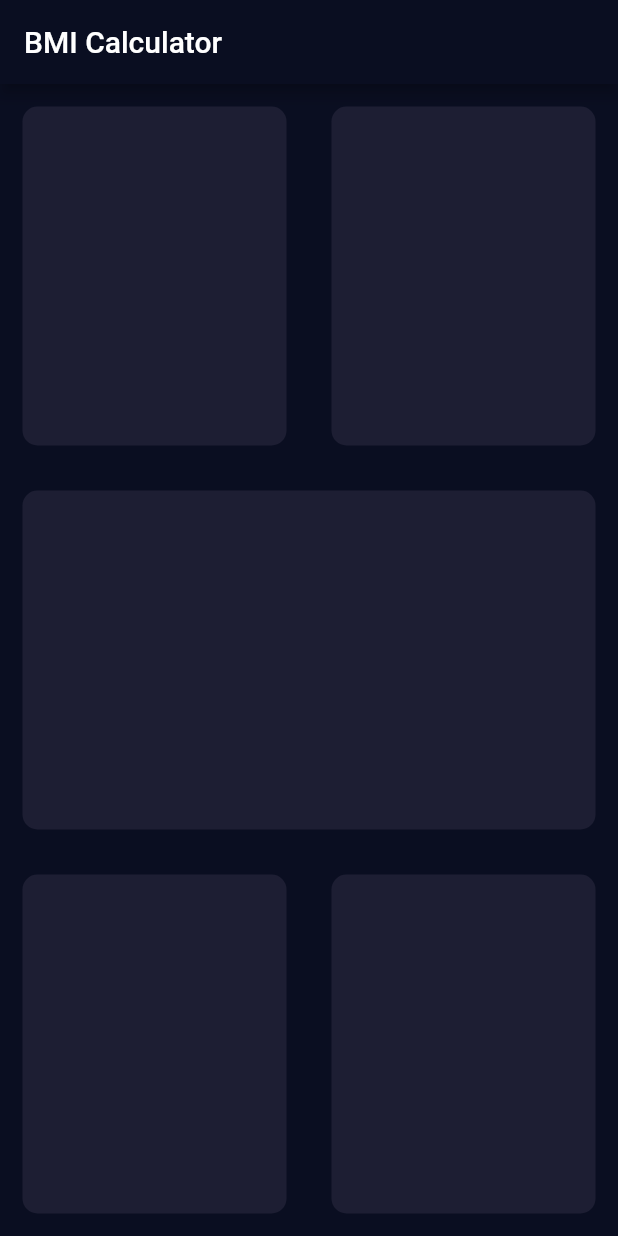
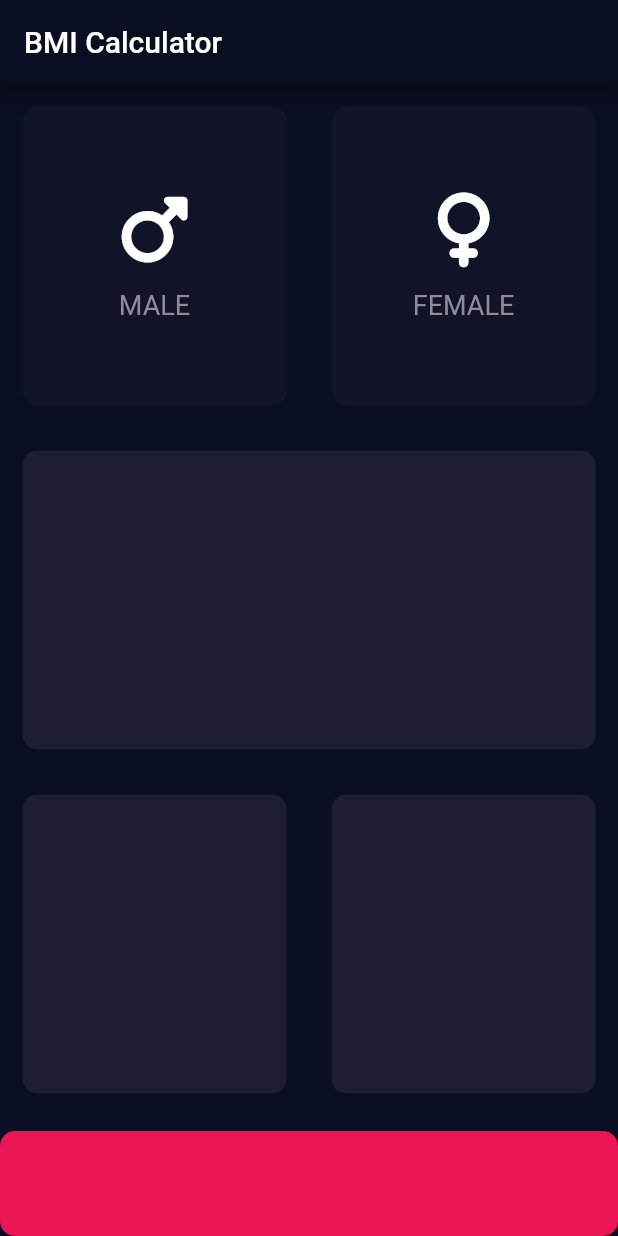
Before and after one commit to anisha-01-phoenix/BMI_Calculator, a Flutter app: the screen it shows after launch, on a phone screen of 412 x 824 dp. Run offline on Flutter 3.47's test engine with Material 2 defaults, Android fonts, the phone set to English and light mode, and no system bars; our stand-ins replace font_awesome_flutter.

Commit message:
Code Simplified

```diff
--- /dev/null
+++ b/lib/enum/gender.dart
@@ -0,0 +1,4 @@
+enum Gender {
+  MALE,
+  FEMALE,
+}
--- a/lib/input_page.dart
+++ b/lib/input_page.dart
@@ -1,4 +1,14 @@
+import 'package:bmi_calculator/widgets/card_widget.dart';
+import 'package:bmi_calculator/widgets/reusable_card.dart';
 import 'package:flutter/material.dart';
+import 'package:font_awesome_flutter/font_awesome_flutter.dart';
+
+import 'enum/gender.dart';
+
+const bottomContainerHeight = 70.0;
+const cardColor = Color(0xFF1D1E33);
+const textColor=Color(0xFF8D8E98);
+const inactiveCardColor=Color(0xFF111328);
 
 class InputPage extends StatefulWidget {
   const InputPage({Key? key}) : super(key: key);
@@ -8,6 +18,16 @@ class InputPage extends StatefulWidget {
 }
 
 class _InputPageState extends State<InputPage> {
+
+  Color maleCardColor=inactiveCardColor;
+  Color femaleCardColor=inactiveCardColor;
+
+  void updateColor(Gender gender)
+  {
+    maleCardColor=(gender==Gender.MALE && maleCardColor==inactiveCardColor)?cardColor:inactiveCardColor;
+    femaleCardColor=(gender==Gender.FEMALE && femaleCardColor==inactiveCardColor)?cardColor:inactiveCardColor;
+  }
+
   @override
   Widget build(BuildContext context) {
     return Scaffold(
@@ -21,45 +41,74 @@ class _InputPageState extends State<InputPage> {
               child: Row(
                 children: [
                   Expanded(
-                    child: ReusableCard(Color(0xFF1D1E33)),
+                    child: GestureDetector(
+                      onTap: () {
+                          setState(() {
+                            updateColor(Gender.MALE);
+                          });
+                      },
+                      child: ReusableCard(
+                        colour: maleCardColor,
+                        cardChild: CardWidget(
+                          cardIcon: FontAwesomeIcons.mars,
+                          displayText: 'MALE',
+                        ),
+                      ),
+                    ),
                   ),
                   Expanded(
-                    child: ReusableCard(Color(0xFF1D1E33)),
+                    child: GestureDetector(
+                      onTap: () {
+                        setState(() {
+                          updateColor(Gender.FEMALE);
+                        });
+                      },
+                      child: ReusableCard(
+                        colour: femaleCardColor,
+                        cardChild: CardWidget(
+                          cardIcon: FontAwesomeIcons.venus,
+                          displayText: 'FEMALE',
+                        ),
+                      ),
+                    ),
                   ),
                 ],
               ),
             ),
-            Expanded(child: ReusableCard(Color(0xFF1D1E33))),
+            Expanded(
+              child: ReusableCard(
+                colour: cardColor,
+                cardChild: Container(),
+              ),
+            ),
             Expanded(
               child: Row(
                 children: [
                   Expanded(
-                    child: ReusableCard(Color(0xFF1D1E33)),
+                    child: ReusableCard(
+                      colour: cardColor,
+                      cardChild: Container(),
+                    ),
                   ),
                   Expanded(
-                    child: ReusableCard(Color(0xFF1D1E33)),
+                    child: ReusableCard(
+                      colour: cardColor,
+                      cardChild: Container(),
+                    ),
                   ),
                 ],
               ),
             ),
+            Container(
+              margin: EdgeInsets.only(top: 10.0),
+              decoration: BoxDecoration(
+                color: Color(0xFFEB1555),
+                borderRadius: BorderRadius.circular(10.0),
+              ),
+              width: double.infinity,
+              height: bottomContainerHeight,
+            )
           ],
         ));
   }
 }
-
-class ReusableCard extends StatelessWidget {
-
-  final Color colour;
-  ReusableCard(this.colour);
-
-  @override
-  Widget build(BuildContext context) {
-    return Container(
-      margin: EdgeInsets.all(15.0),
-      decoration: BoxDecoration(
-        color: colour,
-        borderRadius: BorderRadius.circular(10.0),
-      ),
-    );
-  }
-}
--- /dev/null
+++ b/lib/widgets/card_widget.dart
@@ -0,0 +1,32 @@
+import 'package:flutter/cupertino.dart';
+
+import '../input_page.dart';
+
+class CardWidget extends StatelessWidget {
+  final IconData cardIcon;
+  final String displayText;
+  CardWidget({required this.cardIcon, required this.displayText});
+
+  @override
+  Widget build(BuildContext context) {
+    return Column(
+      mainAxisAlignment: MainAxisAlignment.center,
+      children: [
+        Icon(
+          cardIcon,
+          size: 50.0,
+        ),
+        SizedBox(
+          height: 15.0,
+        ),
+        Text(
+          displayText,
+          style: TextStyle(
+            fontSize: 18.0,
+            color: textColor,
+          ),
+        ),
+      ],
+    );
+  }
+}
--- /dev/null
+++ b/lib/widgets/reusable_card.dart
@@ -0,0 +1,19 @@
+import 'package:flutter/cupertino.dart';
+
+class ReusableCard extends StatelessWidget {
+  final Color colour;
+  final Widget cardChild;
+  ReusableCard({required this.colour, required this.cardChild});
+
+  @override
+  Widget build(BuildContext context) {
+    return Container(
+      child: cardChild,
+      margin: EdgeInsets.all(15.0),
+      decoration: BoxDecoration(
+        color: colour,
+        borderRadius: BorderRadius.circular(10.0),
+      ),
+    );
+  }
+}
```
Also changed, not shown: pubspec.yaml (+2 -56 lines), pubspec.lock.
